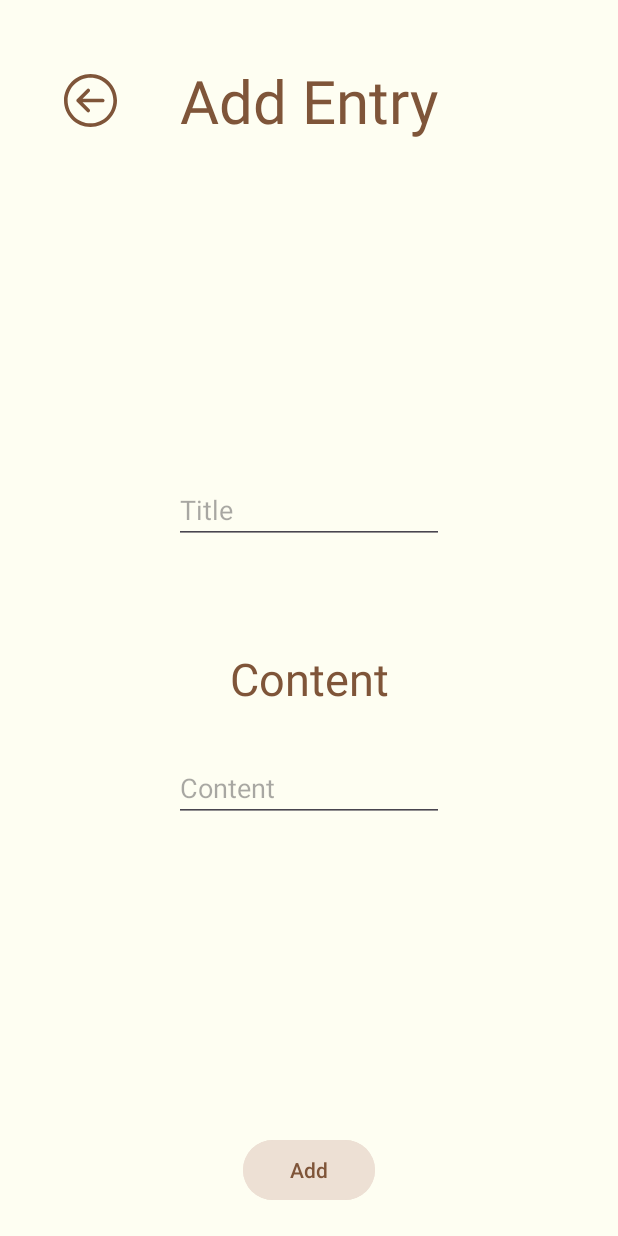
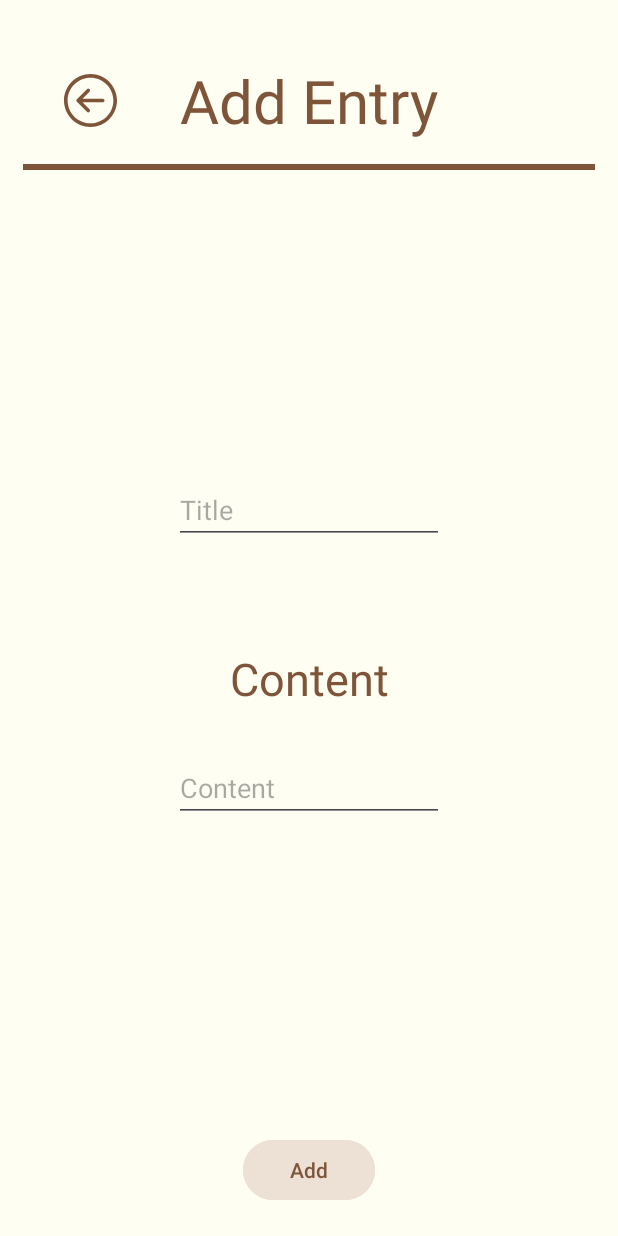
Before and after one commit to taaaf11/AndroidProject-PersonalDiaryApp, an Android app: the AddFragment screen opened through its navigation route, on a phone screen of 412 x 824 dp. Run offline under Robolectric (Android 15) with nearby library versions, the phone set to English and light mode, and no system bars; our stand-ins replace Room's generated code.

Commit message:
Add beauty lines to each fragment

```diff
--- a/app/src/main/res/layout/fragment_add.xml
+++ b/app/src/main/res/layout/fragment_add.xml
@@ -33,6 +33,17 @@
         app:layout_constraintEnd_toEndOf="parent"
         app:layout_constraintStart_toStartOf="parent"
         app:layout_constraintTop_toTopOf="parent" />
+
+    <View
+        android:id="@+id/vLine"
+        android:layout_width="match_parent"
+        android:layout_height="4dp"
+
+        android:layout_margin="15dp"
+        android:layout_marginTop="16dp"
+        android:background="@color/primary"
+        app:layout_constraintTop_toBottomOf="@id/tvHeadingFragmentAdd"
+        tools:layout_editor_absoluteX="14dp" />
 
     <EditText
         android:id="@+id/etTitleFragmentAdd"
```
Also changed, not shown: app/src/main/res/layout/fragment_about.xml (+11 -0 lines), app/src/main/res/layout/fragment_details.xml (+10 -0 lines), app/src/main/res/layout/fragment_edit.xml (+11 -0 lines), app/src/main/res/layout/fragment_home.xml (+11 -0 lines), app/src/main/res/layout/fragment_login.xml (+12 -1 lines), app/src/main/res/layout/fragment_settings.xml (+11 -0 lines).
